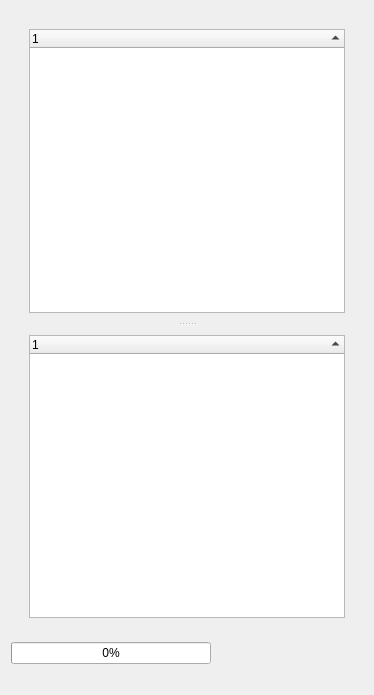
The window that trunk/edr/src/plugins/communication/ui/CommunicationWidgetEx.ui (mk4me/hm-mde-one) describes before a commit, drawn with Qt 5.
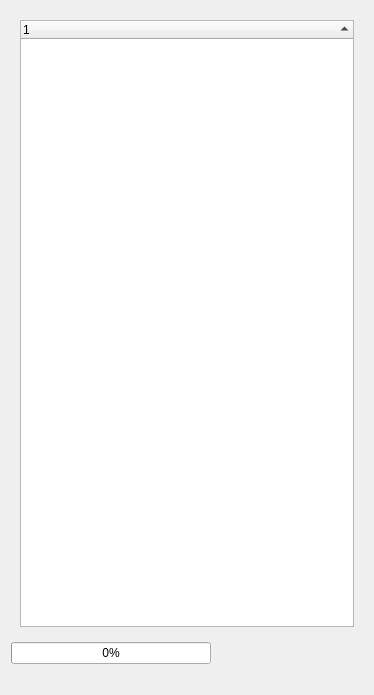
The same window after the commit. The open tabs and pages were chosen to show the change.

Commit message: -zamrozenie workspace, zmiana widoku data explorera -uzycie prob pomirowych lub pojedynczych elementow triali

The edit to the form file:
```diff
--- a/trunk/edr/src/plugins/communication/ui/CommunicationWidgetEx.ui
+++ b/trunk/edr/src/plugins/communication/ui/CommunicationWidgetEx.ui
@@ -17,17 +17,7 @@
    <string>Communication</string>
   </property>
   <layout class="QVBoxLayout" name="verticalLayout">
-   <property name="sizeConstraint">
-    <enum>QLayout::SetDefaultConstraint</enum>
-   </property>
    <item>
-    <widget class="QWidget" name="widget" native="true">
-     <layout class="QVBoxLayout" name="verticalLayout_18">
-      <item>
-       <widget class="QSplitter" name="splitter">
-        <property name="orientation">
-         <enum>Qt::Vertical</enum>
-        </property>
         <widget class="QStackedWidget" name="csStackedWidget">
          <property name="currentIndex">
           <number>3</number>
@@ -120,27 +110,9 @@
              <property name="contextMenuPolicy">
               <enum>Qt::CustomContextMenu</enum>
              </property>
-             <property name="sortingEnabled">
-              <bool>true</bool>
-             </property>
-             <column>
-              <property name="text">
-               <string notr="true">1</string>
-              </property>
-             </column>
-            </widget>
-           </item>
-          </layout>
-         </widget>
-        </widget>
-        <widget class="QStackedWidget" name="workspaceStackedWidget">
-         <widget class="QWidget" name="workspace_page">
-          <layout class="QVBoxLayout" name="verticalLayout_5">
-           <item>
-            <widget class="QTreeWidget" name="workspace">
-             <property name="contextMenuPolicy">
-              <enum>Qt::CustomContextMenu</enum>
-             </property>
+         <property name="selectionMode">
+          <enum>QAbstractItemView::ExtendedSelection</enum>
+         </property>
              <property name="sortingEnabled">
               <bool>true</bool>
              </property>
@@ -153,32 +125,6 @@
            </item>
           </layout>
          </widget>
-         <widget class="QWidget" name="workspace_trial_page">
-          <layout class="QVBoxLayout" name="verticalLayout_7">
-           <item>
-            <widget class="QTreeWidget" name="workspaceTrialView">
-             <property name="contextMenuPolicy">
-              <enum>Qt::CustomContextMenu</enum>
-             </property>
-             <property name="sortingEnabled">
-              <bool>true</bool>
-             </property>
-             <attribute name="headerShowSortIndicator" stdset="0">
-              <bool>true</bool>
-             </attribute>
-             <column>
-              <property name="text">
-               <string notr="true">1</string>
-              </property>
-             </column>
-            </widget>
-           </item>
-          </layout>
-         </widget>
-        </widget>
-       </widget>
-      </item>
-     </layout>
     </widget>
    </item>
    <item>
```
Left out of the diff: 361 changed lines with no effect on the pictures. Lines whose indentation alone changed are shown as unchanged. The commit also changes 2 other files.
